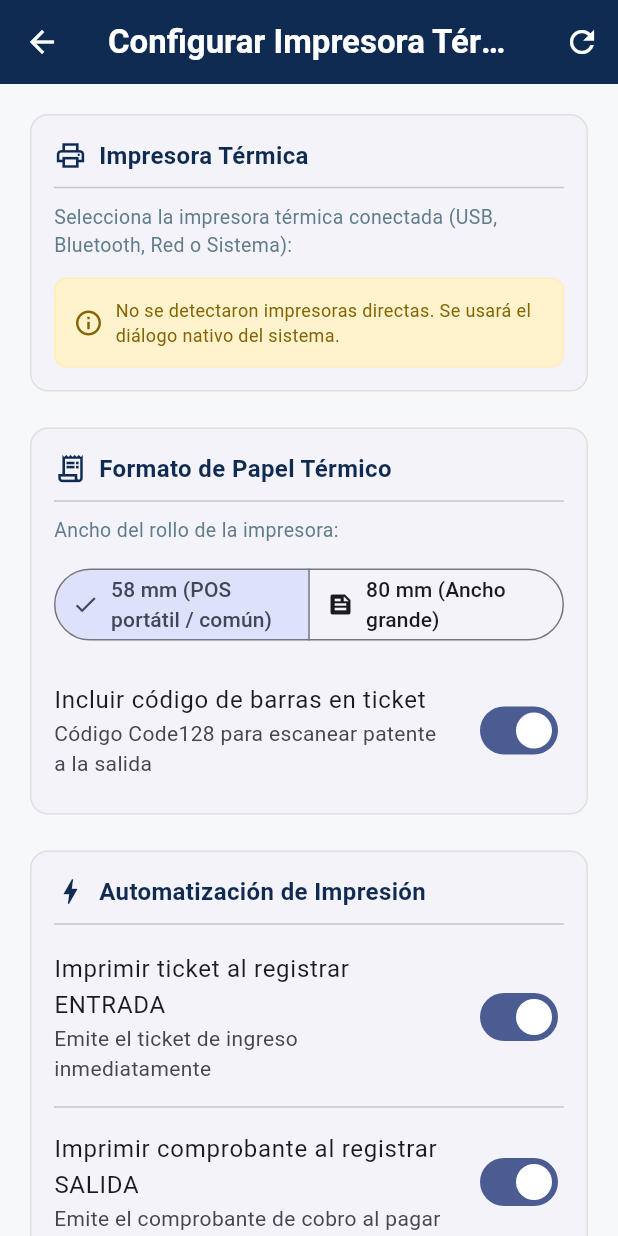
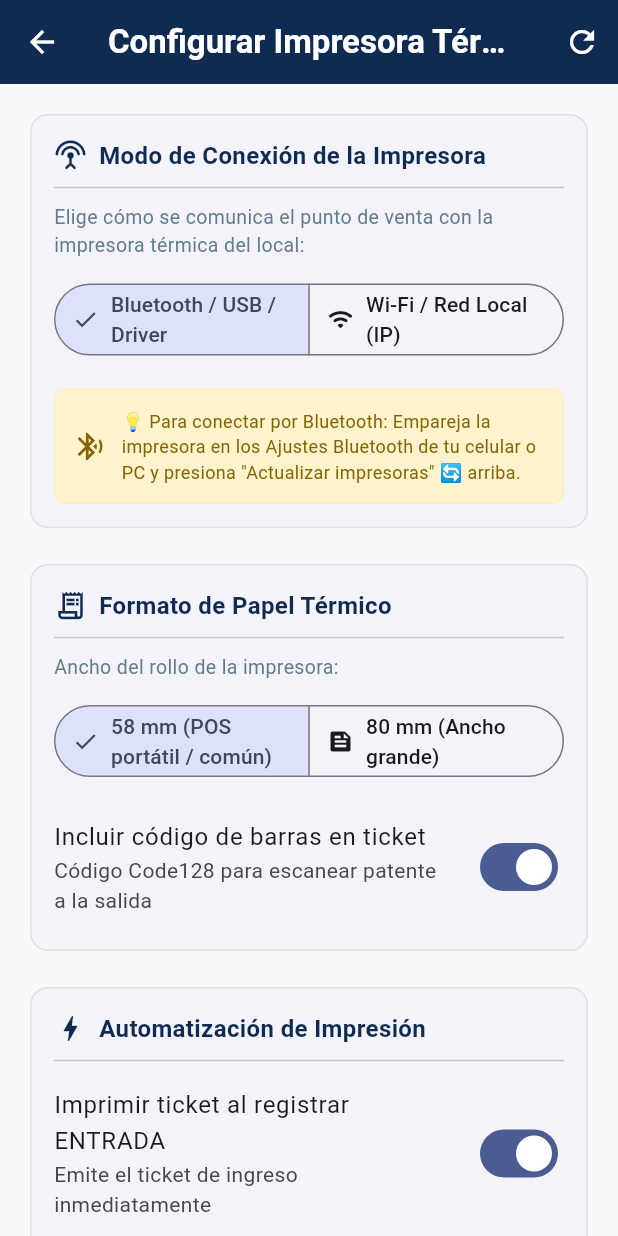
Before and after one commit to alexanderyoeh-jpg/ParkControl, a Flutter app: the ConfiguracionImpresionScreen screen opened directly, on a phone screen of 412 x 824 dp. Run offline on Flutter 3.47's test engine with Material 3 defaults, Android fonts, the phone set to English and light mode, and no system bars; our stand-ins replace drift, drift_flutter, pdf, printing, share_plus, shared_preferences; missing offline and left inert: excel; accounts and stored records are empty; generated files the repository leaves out were written again; network calls fail.

Commit message:
feat(impresion): impresion directa por Bluetooth y Wi-Fi Socket IP

```diff
--- a/lib/screens/configuracion_impresion_screen.dart
+++ b/lib/screens/configuracion_impresion_screen.dart
@@ -2,6 +2,7 @@ import 'package:flutter/material.dart';
 import 'package:printing/printing.dart';
 
 import '../services/impresion_config_service.dart';
+import '../services/socket_printer/socket_printer.dart';
 import '../services/ticket_termico_service.dart';
 
 class ConfiguracionImpresionScreen extends StatefulWidget {
@@ -17,10 +18,12 @@ class _ConfiguracionImpresionScreenState
   bool _cargando = true;
   bool _guardando = false;
   bool _probando = false;
+  bool _probandoWifi = false;
 
   List<Printer> _impresorasDisponibles = [];
   Printer? _impresoraSeleccionada;
 
+  late TipoConexionImpresora _tipoConexion;
   late AnchoPapelTermico _anchoPapel;
   late bool _entradaAuto;
   late bool _salidaAuto;
@@ -29,6 +32,8 @@ class _ConfiguracionImpresionScreenState
   late TextEditingController _nombreEstController;
   late TextEditingController _encabezadoController;
   late TextEditingController _piePaginaController;
+  late TextEditingController _ipController;
+  late TextEditingController _puertoController;
 
   @override
   void initState() {
@@ -36,6 +41,8 @@ class _ConfiguracionImpresionScreenState
     _nombreEstController = TextEditingController();
     _encabezadoController = TextEditingController();
     _piePaginaController = TextEditingController();
+    _ipController = TextEditingController();
+    _puertoController = TextEditingController(text: '9100');
     _cargar();
   }
 
@@ -44,6 +51,8 @@ class _ConfiguracionImpresionScreenState
     _nombreEstController.dispose();
     _encabezadoController.dispose();
     _piePaginaController.dispose();
+    _ipController.dispose();
+    _puertoController.dispose();
     super.dispose();
   }
 
@@ -77,6 +86,7 @@ class _ConfiguracionImpresionScreenState
       setState(() {
         _impresorasDisponibles = impresoras;
         _impresoraSeleccionada = seleccionada;
+        _tipoConexion = config.tipoConexion;
         _anchoPapel = config.anchoPapel;
         _entradaAuto = config.imprimirEntradaAutomatica;
         _salidaAuto = config.imprimirSalidaAutomatica;
@@ -85,6 +95,8 @@ class _ConfiguracionImpresionScreenState
         _nombreEstController.text = config.nombreEstacionamiento;
         _encabezadoController.text = config.encabezadoPersonalizado;
         _piePaginaController.text = config.piePagina;
+        _ipController.text = config.ipImpresora;
+        _puertoController.text = config.puertoImpresora.toString();
 
         _cargando = false;
       });
@@ -99,7 +111,9 @@ class _ConfiguracionImpresionScreenState
     setState(() => _guardando = true);
 
     try {
+      final puerto = int.tryParse(_puertoController.text.trim()) ?? 9100;
       final nuevaConfig = ImpresionConfig(
+        tipoConexion: _tipoConexion,
         anchoPapel: _anchoPapel,
         imprimirEntradaAutomatica: _entradaAuto,
         imprimirSalidaAutomatica: _salidaAuto,
@@ -108,6 +122,8 @@ class _ConfiguracionImpresionScreenState
         piePagina: _piePaginaController.text.trim(),
         impresoraNombre: _impresoraSeleccionada?.name,
         impresoraUrl: _impresoraSeleccionada?.url,
+        ipImpresora: _ipController.text.trim(),
+        puertoImpresora: puerto,
         incluirCodigoBarras: _codigoBarras,
       );
 
@@ -120,6 +136,26 @@ class _ConfiguracionImpresionScreenState
       if (!mounted) return;
       setState(() => _guardando = false);
       _mostrarMensaje('Error al guardar la configuración', esError: true);
+    }
+  }
+
+  Future<void> _probarConexionWifi() async {
+    final ip = _ipController.text.trim();
+    final puerto = int.tryParse(_puertoController.text.trim()) ?? 9100;
+    if (ip.isEmpty) {
+      _mostrarMensaje('Ingresa la dirección IP de la impresora térmica', esError: true);
+      return;
+    }
+
+    setState(() => _probandoWifi = true);
+    final exito = await SocketPrinterService.probarConexion(ip, puerto);
+    if (!mounted) return;
+    setState(() => _probandoWifi = false);
+
+    if (exito) {
+      _mostrarMensaje('¡Conexión Wi-Fi exitosa con la impresora en $ip:$puerto!');
+    } else {
+      _mostrarMensaje('No se pudo conectar a $ip:$puerto. Verifica que la impresora esté encendida en la misma red.', esError: true);
     }
   }
 
@@ -177,7 +213,7 @@ class _ConfiguracionImpresionScreenState
               child: Column(
                 crossAxisAlignment: CrossAxisAlignment.stretch,
                 children: [
-                  _seccionImpresora(),
+                  _seccionTipoConexion(),
                   const SizedBox(height: 16),
                   _seccionFormato(),
                   const SizedBox(height: 16),
@@ -193,18 +229,40 @@ class _ConfiguracionImpresionScreenState
     );
   }
 
-  Widget _seccionImpresora() {
+  Widget _seccionTipoConexion() {
     return _TarjetaConfig(
-      titulo: 'Impresora Térmica',
-      icono: Icons.print_outlined,
+      titulo: 'Modo de Conexión de la Impresora',
+      icono: Icons.settings_input_antenna_rounded,
       child: Column(
         crossAxisAlignment: CrossAxisAlignment.start,
         children: [
           const Text(
-            'Selecciona la impresora térmica conectada (USB, Bluetooth, Red o Sistema):',
+            'Elige cómo se comunica el punto de venta con la impresora térmica del local:',
             style: TextStyle(fontSize: 13, color: Colors.blueGrey),
           ),
           const SizedBox(height: 12),
+          SegmentedButton<TipoConexionImpresora>(
+            segments: const [
+              ButtonSegment(
+                value: TipoConexionImpresora.sistema,
+                label: Text('Bluetooth / USB / Driver'),
+                icon: Icon(Icons.bluetooth_connected_rounded),
+              ),
+              ButtonSegment(
+                value: TipoConexionImpresora.redWifi,
+                label: Text('Wi-Fi / Red Local (IP)'),
+                icon: Icon(Icons.wifi_rounded),
+              ),
+            ],
+            selected: {_tipoConexion},
+            onSelectionChanged: (nueva) {
+              setState(() => _tipoConexion = nueva.first);
+            },
+          ),
+          const SizedBox(height: 18),
+
+          if (_tipoConexion == TipoConexionImpresora.sistema) ...[
+            // Vista Bluetooth / USB
             if (_impresorasDisponibles.isEmpty) ...[
               Container(
                 padding: const EdgeInsets.all(12),
@@ -215,11 +273,11 @@ class _ConfiguracionImpresionScreenState
                 ),
                 child: const Row(
                   children: [
-                  Icon(Icons.info_outline, color: Color(0xFF856404), size: 20),
-                  SizedBox(width: 8),
+                    Icon(Icons.bluetooth_searching, color: Color(0xFF856404), size: 22),
+                    SizedBox(width: 10),
                     Expanded(
                       child: Text(
-                      'No se detectaron impresoras directas. Se usará el diálogo nativo del sistema.',
+                        '💡 Para conectar por Bluetooth: Empareja la impresora en los Ajustes Bluetooth de tu celular o PC y presiona "Actualizar impresoras" 🔄 arriba.',
                         style: TextStyle(fontSize: 12, color: Color(0xFF856404)),
                       ),
                     ),
@@ -230,9 +288,9 @@ class _ConfiguracionImpresionScreenState
               DropdownButtonFormField<Printer?>(
                 initialValue: _impresoraSeleccionada,
                 decoration: const InputDecoration(
-                labelText: 'Impresora Predeterminada',
+                  labelText: 'Impresora Bluetooth / USB seleccionada',
                   border: OutlineInputBorder(),
-                prefixIcon: Icon(Icons.print),
+                  prefixIcon: Icon(Icons.print_rounded),
                 ),
                 items: [
                   const DropdownMenuItem<Printer?>(
@@ -252,6 +310,71 @@ class _ConfiguracionImpresionScreenState
                 onChanged: (p) {
                   setState(() => _impresoraSeleccionada = p);
                 },
+              ),
+            ],
+          ] else ...[
+            // Vista Wi-Fi / Red Local
+            Container(
+              padding: const EdgeInsets.all(12),
+              decoration: BoxDecoration(
+                color: const Color(0xFFE8F5E9),
+                borderRadius: BorderRadius.circular(8),
+                border: Border.all(color: const Color(0xFFC8E6C9)),
+              ),
+              child: const Row(
+                children: [
+                  Icon(Icons.wifi, color: Color(0xFF2E7D32), size: 22),
+                  SizedBox(width: 10),
+                  Expanded(
+                    child: Text(
+                      'Impresión ultra rápida ESC/POS por red local. Ingresa la IP que tiene asignada la impresora térmica en tu router Wi-Fi.',
+                      style: TextStyle(fontSize: 12, color: Color(0xFF2E7D32)),
+                    ),
+                  ),
+                ],
+              ),
+            ),
+            const SizedBox(height: 14),
+            Row(
+              children: [
+                Expanded(
+                  flex: 3,
+                  child: TextField(
+                    controller: _ipController,
+                    keyboardType: TextInputType.number,
+                    decoration: const InputDecoration(
+                      labelText: 'Dirección IP de la Impresora',
+                      hintText: 'Ej.: 192.168.1.100',
+                      border: OutlineInputBorder(),
+                      prefixIcon: Icon(Icons.router_outlined),
+                    ),
+                  ),
+                ),
+                const SizedBox(width: 10),
+                Expanded(
+                  flex: 1,
+                  child: TextField(
+                    controller: _puertoController,
+                    keyboardType: TextInputType.number,
+                    decoration: const InputDecoration(
+                      labelText: 'Puerto',
+                      hintText: '9100',
+                      border: OutlineInputBorder(),
+                    ),
+                  ),
+                ),
+              ],
+            ),
+            const SizedBox(height: 10),
+            Align(
+              alignment: Alignment.centerRight,
+              child: OutlinedButton.icon(
+                onPressed: _probandoWifi ? null : _probarConexionWifi,
+                icon: _probandoWifi
+                    ? const SizedBox(width: 16, height: 16, child: CircularProgressIndicator(strokeWidth: 2))
+                    : const Icon(Icons.network_check_rounded, size: 18),
+                label: Text(_probandoWifi ? 'Probando...' : 'Probar Conexión Wi-Fi'),
+              ),
             ),
           ],
         ],
--- a/lib/services/impresion_config_service.dart
+++ b/lib/services/impresion_config_service.dart
@@ -15,9 +15,23 @@ enum AnchoPapelTermico {
   }
 }
 
+enum TipoConexionImpresora {
+  sistema('Bluetooth / USB / Sistema'),
+  redWifi('Wi-Fi / Red Local (ESC/POS IP)');
+
+  const TipoConexionImpresora(this.etiqueta);
+  final String etiqueta;
+
+  static TipoConexionImpresora desdeNombre(String? nombre) {
+    if (nombre == 'redWifi') return TipoConexionImpresora.redWifi;
+    return TipoConexionImpresora.sistema;
+  }
+}
+
 class ImpresionConfig {
   const ImpresionConfig({
     this.anchoPapel = AnchoPapelTermico.mm58,
+    this.tipoConexion = TipoConexionImpresora.sistema,
     this.imprimirEntradaAutomatica = true,
     this.imprimirSalidaAutomatica = true,
     this.nombreEstacionamiento = 'ParkControl',
@@ -25,11 +39,14 @@ class ImpresionConfig {
     this.piePagina = 'Conserve este ticket para retirar su vehículo.\nNo nos responsabilizamos por objetos de valor.',
     this.impresoraNombre,
     this.impresoraUrl,
+    this.ipImpresora = '',
+    this.puertoImpresora = 9100,
     this.incluirCodigoBarras = true,
     this.cortarPapel = true,
   });
 
   final AnchoPapelTermico anchoPapel;
+  final TipoConexionImpresora tipoConexion;
   final bool imprimirEntradaAutomatica;
   final bool imprimirSalidaAutomatica;
   final String nombreEstacionamiento;
@@ -37,11 +54,14 @@ class ImpresionConfig {
   final String piePagina;
   final String? impresoraNombre;
   final String? impresoraUrl;
+  final String ipImpresora;
+  final int puertoImpresora;
   final bool incluirCodigoBarras;
   final bool cortarPapel;
 
   ImpresionConfig copyWith({
     AnchoPapelTermico? anchoPapel,
+    TipoConexionImpresora? tipoConexion,
     bool? imprimirEntradaAutomatica,
     bool? imprimirSalidaAutomatica,
     String? nombreEstacionamiento,
@@ -49,11 +69,14 @@ class ImpresionConfig {
     String? piePagina,
     String? impresoraNombre,
     String? impresoraUrl,
+    String? ipImpresora,
+    int? puertoImpresora,
     bool? incluirCodigoBarras,
     bool? cortarPapel,
   }) {
     return ImpresionConfig(
       anchoPapel: anchoPapel ?? this.anchoPapel,
+      tipoConexion: tipoConexion ?? this.tipoConexion,
       imprimirEntradaAutomatica:
           imprimirEntradaAutomatica ?? this.imprimirEntradaAutomatica,
       imprimirSalidaAutomatica:
@@ -65,6 +88,8 @@ class ImpresionConfig {
       piePagina: piePagina ?? this.piePagina,
       impresoraNombre: impresoraNombre ?? this.impresoraNombre,
       impresoraUrl: impresoraUrl ?? this.impresoraUrl,
+      ipImpresora: ipImpresora ?? this.ipImpresora,
+      puertoImpresora: puertoImpresora ?? this.puertoImpresora,
       incluirCodigoBarras:
           incluirCodigoBarras ?? this.incluirCodigoBarras,
       cortarPapel: cortarPapel ?? this.cortarPapel,
@@ -76,6 +101,7 @@ class ImpresionConfigService {
   const ImpresionConfigService._();
 
   static const String _prefAnchoPapel = 'impresion_ancho_papel';
+  static const String _prefTipoConexion = 'impresion_tipo_conexion';
   static const String _prefEntradaAuto = 'impresion_entrada_automatica';
   static const String _prefSalidaAuto = 'impresion_salida_automatica';
   static const String _prefNombreEst = 'impresion_nombre_estacionamiento';
@@ -83,6 +109,8 @@ class ImpresionConfigService {
   static const String _prefPiePagina = 'impresion_pie_pagina';
   static const String _prefImpresoraNombre = 'impresion_impresora_nombre';
   static const String _prefImpresoraUrl = 'impresion_impresora_url';
+  static const String _prefIpImpresora = 'impresion_ip_impresora';
+  static const String _prefPuertoImpresora = 'impresion_puerto_impresora';
   static const String _prefCodigoBarras = 'impresion_incluir_codigo_barras';
   static const String _prefCortarPapel = 'impresion_cortar_papel';
 
@@ -94,8 +122,11 @@ class ImpresionConfigService {
     final pref = await SharedPreferences.getInstance();
 
     final anchoMm = pref.getInt(_prefAnchoPapel);
+    final tipoConexionStr = pref.getString(_prefTipoConexion);
+
     final config = ImpresionConfig(
       anchoPapel: AnchoPapelTermico.desdeMilimetros(anchoMm),
+      tipoConexion: TipoConexionImpresora.desdeNombre(tipoConexionStr),
       imprimirEntradaAutomatica: pref.getBool(_prefEntradaAuto) ?? true,
       imprimirSalidaAutomatica: pref.getBool(_prefSalidaAuto) ?? true,
       nombreEstacionamiento: pref.getString(_prefNombreEst) ?? 'ParkControl',
@@ -104,6 +135,8 @@ class ImpresionConfigService {
           'Conserve este ticket para retirar su vehículo.\nNo nos responsabilizamos por objetos de valor.',
       impresoraNombre: pref.getString(_prefImpresoraNombre),
       impresoraUrl: pref.getString(_prefImpresoraUrl),
+      ipImpresora: pref.getString(_prefIpImpresora) ?? '',
+      puertoImpresora: pref.getInt(_prefPuertoImpresora) ?? 9100,
       incluirCodigoBarras: pref.getBool(_prefCodigoBarras) ?? true,
       cortarPapel: pref.getBool(_prefCortarPapel) ?? true,
     );
@@ -117,11 +150,14 @@ class ImpresionConfigService {
     final pref = await SharedPreferences.getInstance();
 
     await pref.setInt(_prefAnchoPapel, config.anchoPapel.milimetros);
+    await pref.setString(_prefTipoConexion, config.tipoConexion.name);
     await pref.setBool(_prefEntradaAuto, config.imprimirEntradaAutomatica);
     await pref.setBool(_prefSalidaAuto, config.imprimirSalidaAutomatica);
     await pref.setString(_prefNombreEst, config.nombreEstacionamiento);
     await pref.setString(_prefEncabezado, config.encabezadoPersonalizado);
     await pref.setString(_prefPiePagina, config.piePagina);
+    await pref.setString(_prefIpImpresora, config.ipImpresora);
+    await pref.setInt(_prefPuertoImpresora, config.puertoImpresora);
     await pref.setBool(_prefCodigoBarras, config.incluirCodigoBarras);
     await pref.setBool(_prefCortarPapel, config.cortarPapel);
 
--- /dev/null
+++ b/lib/services/socket_printer/socket_printer.dart
@@ -0,0 +1,16 @@
+import 'dart:typed_data';
+
+import 'socket_printer_stub.dart'
+    if (dart.library.io) 'socket_printer_io.dart' as impl;
+
+class SocketPrinterService {
+  const SocketPrinterService._();
+
+  static Future<bool> probarConexion(String host, int puerto, {Duration timeout = const Duration(seconds: 3)}) {
+    return impl.SocketPrinterImpl.probarConexion(host, puerto, timeout: timeout);
+  }
+
+  static Future<bool> enviarBytes(String host, int puerto, Uint8List bytes, {Duration timeout = const Duration(seconds: 5)}) {
+    return impl.SocketPrinterImpl.enviarBytes(host, puerto, bytes, timeout: timeout);
+  }
+}
```
Also changed, not shown: lib/services/esc_pos_service.dart (+108 -1 lines), lib/services/socket_printer/socket_printer_io.dart (added, +27 -0 lines), lib/services/socket_printer/socket_printer_stub.dart (added, +11 -0 lines), lib/services/ticket_termico_service.dart (+85 -1 lines), deploy/web_dist/assets/fonts/MaterialIcons-Regular.otf, 1 other file. Lines whose indentation alone changed are shown as unchanged.
